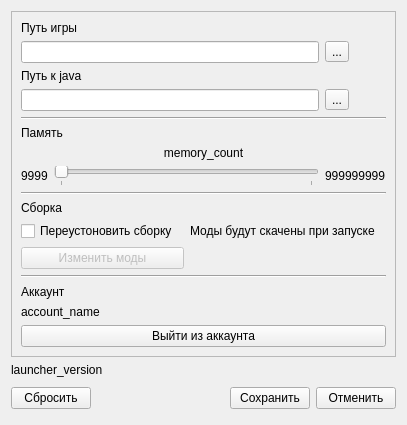
Above: SomLauncherCpp/Form/SettingsDialog.ui from MOCSOM/SomLauncher before the change. Below: the same form after it.
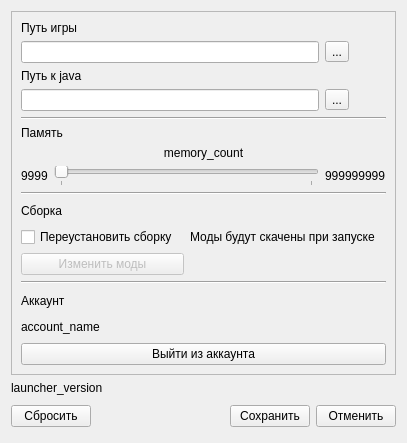
That is the form after the change. Custom widgets are drawn as their Qt base class.

Patch:
```diff
--- a/SomLauncherCpp/Form/SettingsDialog.ui
+++ b/SomLauncherCpp/Form/SettingsDialog.ui
@@ -7,13 +7,13 @@
     <x>0</x>
     <y>0</y>
     <width>407</width>
-    <height>425</height>
+    <height>443</height>
    </rect>
   </property>
   <property name="windowTitle">
    <string>Settings</string>
   </property>
-  <layout class="QGridLayout" name="gridLayout" rowstretch="3,0,0,0">
+  <layout class="QGridLayout" name="gridLayout" rowstretch="3,0,0">
    <item row="0" column="0">
     <widget class="QFrame" name="frame_settings">
      <property name="frameShape">
@@ -33,7 +33,7 @@
       <item row="11" column="0" colspan="2">
        <widget class="QCheckBox" name="checkBox_reinstall_modpack">
         <property name="text">
-         <string>Переустоновить сборку</string>
+         <string>Переустановить сборку</string>
         </property>
        </widget>
       </item>
```
